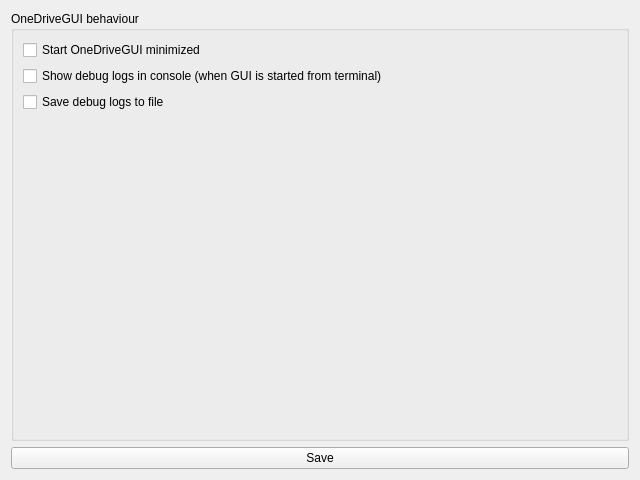
Before: the Qt Designer form src/ui/gui_settings_window.ui in bpozdena/OneDriveGUI, drawn with Qt 5.
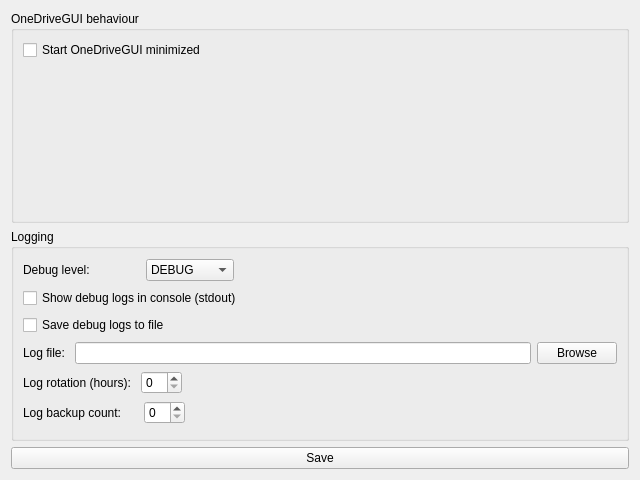
After: the same form once the commit is applied.

Commit message: Implement configuration for debugging/logging. #7

```diff
--- a/src/ui/gui_settings_window.ui
+++ b/src/ui/gui_settings_window.ui
@@ -31,20 +31,6 @@
             </property>
            </widget>
           </item>
-          <item row="1" column="0">
-           <widget class="QCheckBox" name="checkBox_show_debug">
-            <property name="text">
-             <string>Show debug logs in console (when GUI is started from terminal)</string>
-            </property>
-           </widget>
-          </item>
-          <item row="2" column="0">
-           <widget class="QCheckBox" name="checkBox_save_debug">
-            <property name="text">
-             <string>Save debug logs to file</string>
-            </property>
-           </widget>
-          </item>
          </layout>
         </item>
        </layout>
@@ -52,6 +38,161 @@
      </item>
     </layout>
    </item>
+   <item>
+    <widget class="QGroupBox" name="groupBox_2">
+     <property name="title">
+      <string>Logging</string>
+     </property>
+     <layout class="QVBoxLayout" name="verticalLayout_4">
+      <item>
+       <layout class="QHBoxLayout" name="horizontalLayout_3">
+        <item>
+         <widget class="QLabel" name="label_debug_level">
+          <property name="text">
+           <string>Debug level:               </string>
+          </property>
+         </widget>
+        </item>
+        <item>
+         <widget class="QComboBox" name="comboBox_debug_level">
+          <item>
+           <property name="text">
+            <string>DEBUG</string>
+           </property>
+          </item>
+          <item>
+           <property name="text">
+            <string>INFO</string>
+           </property>
+          </item>
+          <item>
+           <property name="text">
+            <string>WARNING</string>
+           </property>
+          </item>
+          <item>
+           <property name="text">
+            <string>ERROR</string>
+           </property>
+          </item>
+          <item>
+           <property name="text">
+            <string>CRITICAL</string>
+           </property>
+          </item>
+         </widget>
+        </item>
+        <item>
+         <spacer name="horizontalSpacer_3">
+          <property name="orientation">
+           <enum>Qt::Horizontal</enum>
+          </property>
+          <property name="sizeHint" stdset="0">
+           <size>
+            <width>40</width>
+            <height>20</height>
+           </size>
+          </property>
+         </spacer>
+        </item>
+       </layout>
+      </item>
+      <item>
+       <widget class="QCheckBox" name="checkBox_show_debug">
+        <property name="text">
+         <string>Show debug logs in console (stdout)</string>
+        </property>
+       </widget>
+      </item>
+      <item>
+       <layout class="QHBoxLayout" name="horizontalLayout_4">
+        <item>
+         <widget class="QCheckBox" name="checkBox_save_debug">
+          <property name="text">
+           <string>Save debug logs to file</string>
+          </property>
+         </widget>
+        </item>
+       </layout>
+      </item>
+      <item>
+       <layout class="QHBoxLayout" name="horizontalLayout_5">
+        <item>
+         <widget class="QLabel" name="label_log_file">
+          <property name="text">
+           <string>Log file: </string>
+          </property>
+         </widget>
+        </item>
+        <item>
+         <widget class="QLineEdit" name="lineEdit_log_file"/>
+        </item>
+        <item>
+         <widget class="QPushButton" name="pushButton_log_file">
+          <property name="text">
+           <string>Browse</string>
+          </property>
+         </widget>
+        </item>
+       </layout>
+      </item>
+      <item>
+       <layout class="QHBoxLayout" name="horizontalLayout">
+        <item>
+         <widget class="QLabel" name="label_log_rotation_interval">
+          <property name="text">
+           <string>Log rotation (hours): </string>
+          </property>
+         </widget>
+        </item>
+        <item>
+         <widget class="QSpinBox" name="spinBox_log_rotation_interval"/>
+        </item>
+        <item>
+         <spacer name="horizontalSpacer">
+          <property name="orientation">
+           <enum>Qt::Horizontal</enum>
+          </property>
+          <property name="sizeHint" stdset="0">
+           <size>
+            <width>40</width>
+            <height>20</height>
+           </size>
+          </property>
+         </spacer>
+        </item>
+       </layout>
+      </item>
+      <item>
+       <layout class="QHBoxLayout" name="horizontalLayout_2">
+        <item>
+         <widget class="QLabel" name="label_log_backup_count">
+          <property name="text">
+           <string>Log backup count:     </string>
+          </property>
+         </widget>
+        </item>
+        <item>
+         <widget class="QSpinBox" name="spinBox_log_backup_count"/>
+        </item>
+        <item>
+         <spacer name="horizontalSpacer_2">
+          <property name="orientation">
+           <enum>Qt::Horizontal</enum>
+          </property>
+          <property name="sizeHint" stdset="0">
+           <size>
+            <width>40</width>
+            <height>20</height>
+           </size>
+          </property>
+         </spacer>
+        </item>
+       </layout>
+      </item>
+     </layout>
+    </widget>
+   </item>
    <item>
     <widget class="QPushButton" name="pushButton_save">
      <property name="text">
```
The commit also changes 2 other files.
